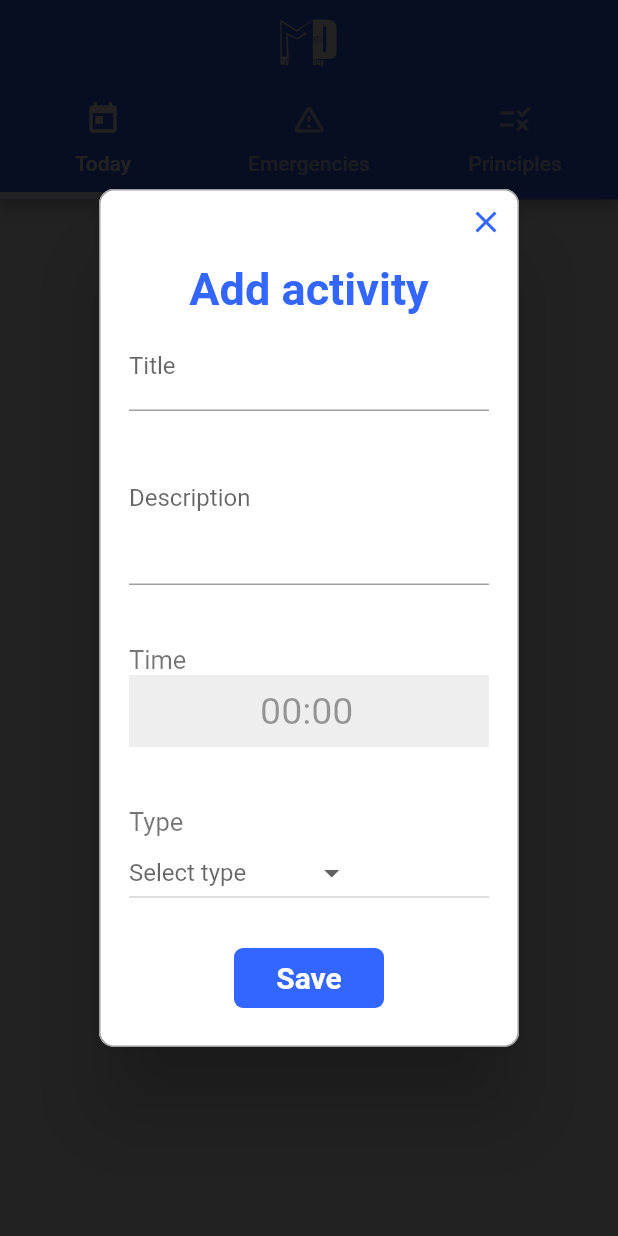
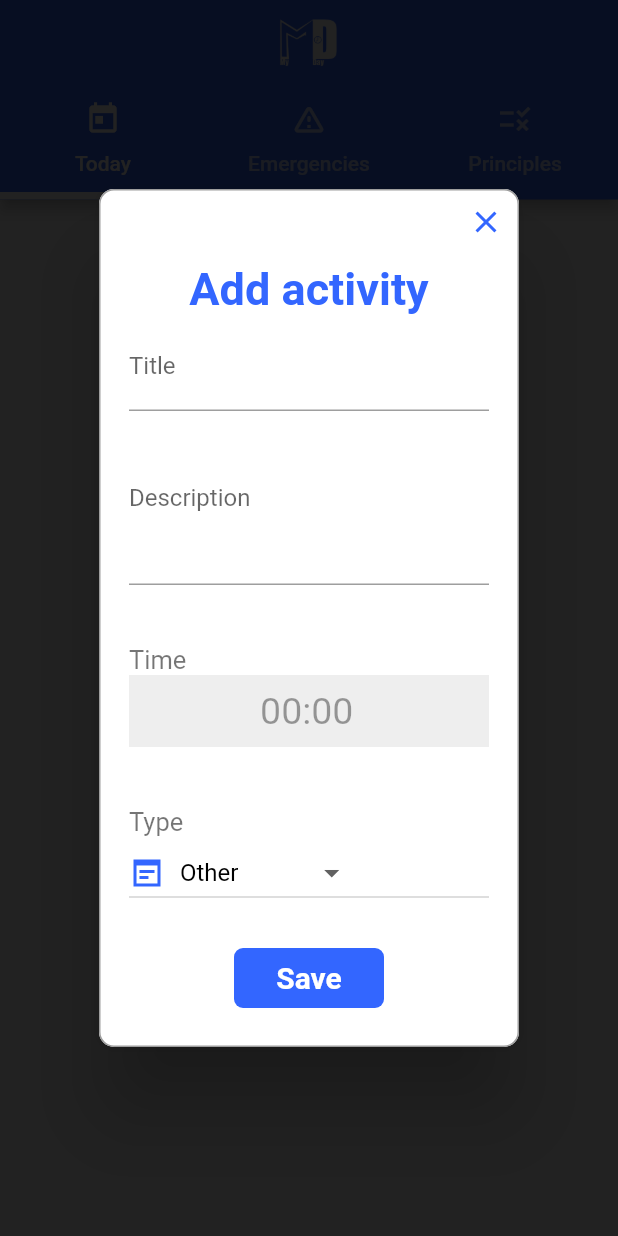
Before and after one commit to LFGaius/My-Day-App, a Flutter app: the screen it shows after launch, after a tap on "Skip", after a tap on the "add" icon, on a phone screen of 412 x 824 dp. Run offline on Flutter 3.47's test engine with Material 2 defaults, Android fonts, the phone set to English and light mode, and no system bars; drawn by our look-alikes of rflutter_alert, timelines; our stand-ins replace dots_indicator, sembast, shared_preferences; missing offline and left inert: pedantic.

```diff
--- a/lib/widgets/tab_bar_view_timeline.dart
+++ b/lib/widgets/tab_bar_view_timeline.dart
@@ -37,18 +37,34 @@ class _TabBarViewTimelineState extends State<TabBarViewTimeline> {
   ];
   String selectedActivityType;
   var subscription;
+  String timesCHain;//Use to concatenate all the activities times
 
   @override
   void initState(){
     super.initState();
+    DateTime current = DateTime.now();
+    Stream timer = Stream.periodic( Duration(seconds: 5), (i){
+      var now='${DateTime.now().hour}:${DateTime.now().minute}';
+      if(timesCHain.contains(now)){
+        setState(() {
+          timesCHain=timesCHain.replaceFirst(now,'');
+        });
+      }
+      current = current.add(Duration(seconds: 15));
+      return current;
+    });
+
+    timer.listen((data)=> print(data));
     var store = intMapStoreFactory.store('activities');
     var finder = Finder(
         sortOrders: [SortOrder('time',true)]);
     var query = store.query(finder: finder);
     subscription = query.onSnapshots(widget.database).listen((snapshots) {
       // snapshots always contains the list of records matching the query
+      var temp='';
       setState(() {
         activities = snapshots.map((snapshot) {
+          temp+=';'+snapshot.value['time'];
           var act = new Activity(
               snapshot.key,
               snapshot.value['title'],
@@ -57,6 +73,7 @@ class _TabBarViewTimelineState extends State<TabBarViewTimeline> {
               snapshot.value['time']);
           return act;
         }).toList();
+        timesCHain=temp;
       });
     });
   }
@@ -81,7 +98,7 @@ class _TabBarViewTimelineState extends State<TabBarViewTimeline> {
               null,
               '',
               '',
-              '',
+              'Other',
               '00:00'
           )),
           child: Card(
@@ -140,7 +157,19 @@ class _TabBarViewTimelineState extends State<TabBarViewTimeline> {
           ),
         ),
         connectorStyleBuilder: (context, index) => ConnectorStyle.solidLine,
-        indicatorStyleBuilder: (context, index) => IndicatorStyle.outlined,
+        indicatorStyleBuilder: (context, index) {
+          if(activities.length>index){
+            DateTime now=DateTime.now();
+            var timeSplited=activities[index].time.split(':');
+            DateTime activityTime=new DateTime(now.year,now.month,now.day,int.parse(timeSplited[0]),int.parse(timeSplited[1]));
+
+            if(now.isAfter(activityTime))
+              return IndicatorStyle.dot;
+            else
+              return IndicatorStyle.outlined;
+          }else
+            return IndicatorStyle.outlined;
+        },
         itemCount: activities.length+1,
       ),
     );
@@ -286,6 +315,8 @@ class _TabBarViewTimelineState extends State<TabBarViewTimeline> {
 
     dynamic getIcon(type){
       switch(type){
+        case 'Other': return Icons.wysiwyg_sharp;
+        break;
         case 'Rest': return Icons.airline_seat_flat;
         break;
         case 'Hobby': return Icons.accessible_forward_outlined;
```
